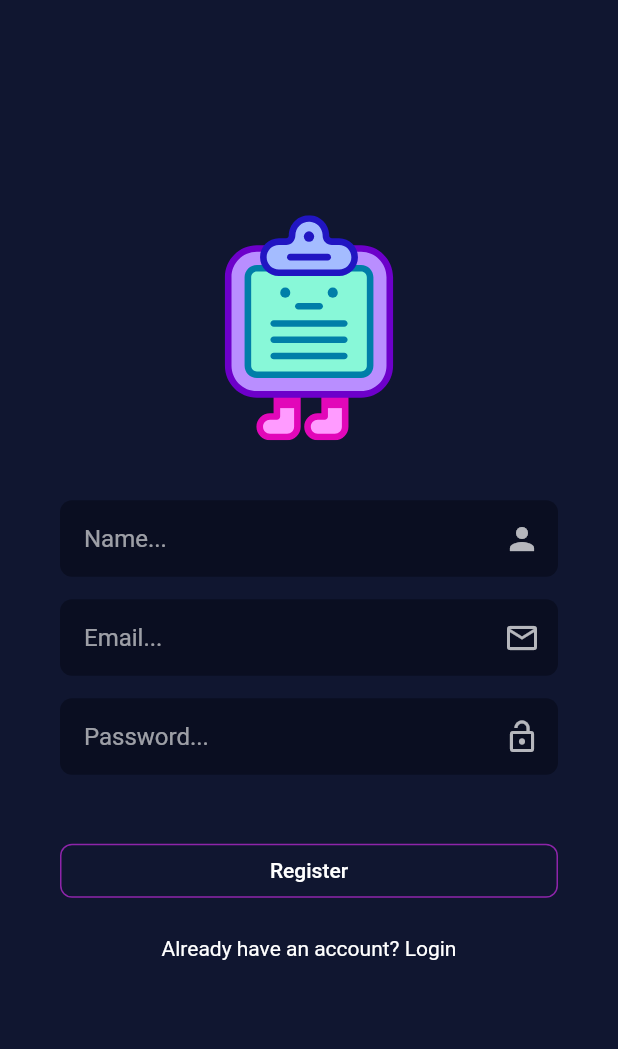
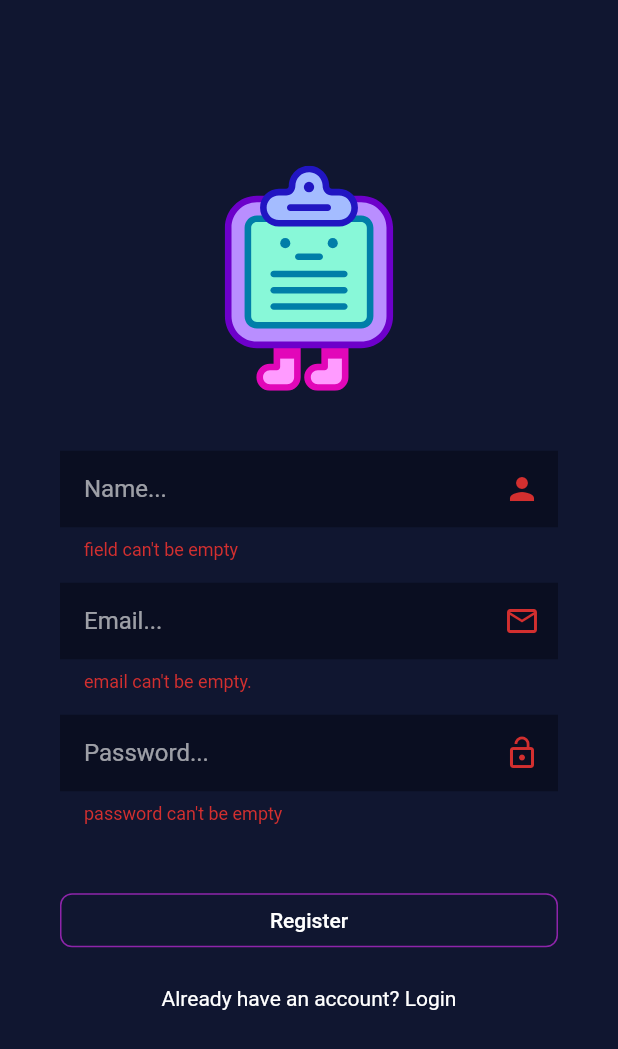
Before and after one commit to SirMajed/myNotes, a Flutter app: the RegisterScreen screen opened directly, after a tap on "Register", on a phone screen of 412 x 824 dp. Shown: the top 1049 px of the screen. Run offline on Flutter 3.47's test engine with Material 2 defaults, Android fonts, the phone set to English and light mode, and no system bars; our stand-ins replace avatar_glow, bot_toast, cached_network_image, cloud_firestore, firebase_auth, firebase_storage and 3 more; missing offline and left inert: molten_navigationbar_flutter, multiavatar; accounts and stored records are empty; network calls fail.

Commit message:
Fix issues where user cannot delete his account ✅

```diff
--- a/lib/Models/User.dart
+++ b/lib/Models/User.dart
@@ -82,9 +82,9 @@ class User extends Account {
     return await Authentication.signUp(this);
   }
 
-  Future<void> deleteAccount(String userID) async {
-    return await Authentication.deleteAccount(userID);
-  }
+  // Future<void> deleteAccount(String userID) async {
+  //   return await Authentication.deleteAccount(userID);
+  // }
 
   String getID() => id ?? '';
 
--- a/lib/Screens/AuthScreen/RegisterScreen.dart
+++ b/lib/Screens/AuthScreen/RegisterScreen.dart
@@ -1,9 +1,11 @@
+import 'package:bot_toast/bot_toast.dart';
 import 'package:flutter/material.dart';
 import 'package:flutter/services.dart';
 import 'package:flutter_svg/flutter_svg.dart';
 import 'package:my_notes/Models/User.dart';
 import 'package:my_notes/Screens/AuthScreen/LoginScreen.dart';
 import 'package:my_notes/Services/FirebaseException.dart';
+import 'package:my_notes/Services/Validations.dart';
 import 'package:my_notes/Widgets/MyButton.dart';
 import 'package:my_notes/Widgets/MyField.dart';
 
@@ -18,6 +20,8 @@ class _RegisterScreenState extends State<RegisterScreen> {
   String _password = '';
   String _name = '';
   bool isLoading = false;
+  bool _autoValidate = false;
+  final GlobalKey<FormState> formKey = GlobalKey<FormState>();
 
   @override
   Widget build(BuildContext context) {
@@ -35,6 +39,8 @@ class _RegisterScreenState extends State<RegisterScreen> {
                 ),
               ),
               Form(
+                key: formKey,
+                autovalidate: _autoValidate,
                 child: Padding(
                   padding: const EdgeInsets.all(40),
                   child: Column(
@@ -45,6 +51,7 @@ class _RegisterScreenState extends State<RegisterScreen> {
                         onChanged: (val) {
                           _name = val;
                         },
+                        validator: (val)=>Validations.isEmptyValidation(val),
                       ),
                       SizedBox(
                         height: 15,
@@ -55,6 +62,8 @@ class _RegisterScreenState extends State<RegisterScreen> {
                         onChanged: (val) {
                           _email = val;
                         },
+                        isEmail: true,
+                        validator: (val)=>Validations.emailValidation(val),
                       ),
                       SizedBox(
                         height: 15,
@@ -66,6 +75,7 @@ class _RegisterScreenState extends State<RegisterScreen> {
                           _password = val;
                         },
                         isPassword: true,
+                        validator: (val)=>Validations.passwordValidation(val),
                       ),
                       SizedBox(
                         height: 40,
@@ -76,6 +86,7 @@ class _RegisterScreenState extends State<RegisterScreen> {
                               btnText: 'Register',
                               borderColor: Colors.purple[600],
                               function: () async {
+                                if (formKey.currentState.validate()) {
                                   setState(() {
                                     isLoading = true;
                                   });
@@ -94,15 +105,25 @@ class _RegisterScreenState extends State<RegisterScreen> {
                                     //     child: HomeScreen()),
                                     // ));
                                   } on PlatformException catch (exception) {
-                                  String msg =
-                                      FirebaseException.generateReadableMessage(
+                                    String msg = FirebaseException
+                                        .generateReadableMessage(
                                             exception); //firebase exception happened
-                                  print(msg);
+                                    BotToast.showSimpleNotification(
+                                      title: msg,
+                                      backgroundColor: Colors.redAccent,
+                                      closeIcon:
+                                          Icon(Icons.warning_amber_rounded),
+                                      align: Alignment.bottomCenter,
+                                      borderRadius: 8,
+                                      hideCloseButton: false,
+                                    );
                                   } catch (e) {
                                     print('Undefined error');
                                   }
+                                }
                                 setState(() {
                                   isLoading = false;
+                                  _autoValidate = true;
                                 });
                               },
                             ),
--- a/lib/Screens/ProfileScreen/ProfileScreen.dart
+++ b/lib/Screens/ProfileScreen/ProfileScreen.dart
@@ -4,6 +4,7 @@ import 'package:flutter/material.dart';
 import 'package:multiavatar/multiavatar.dart';
 import 'package:my_notes/Models/User.dart';
 import 'package:my_notes/Screens/ProfileScreen/Avatar.dart';
+import 'package:my_notes/Services/Authentication.dart';
 import 'package:my_notes/Services/Database.dart';
 import 'package:my_notes/Widgets/MyButton.dart';
 import 'package:my_notes/Widgets/DialogWithField.dart';
@@ -18,9 +19,11 @@ class ProfileScreen extends StatefulWidget {
 class _ProfileScreenState extends State<ProfileScreen> {
   bool loading = false;
   String _newName = '';
+  String _password = '';
   @override
   Widget build(BuildContext context) {
     final User user = Provider.of<User>(context, listen: false);
+
     return MyScaffold(
       title: 'Profile',
       body: Center(
@@ -110,16 +113,44 @@ class _ProfileScreenState extends State<ProfileScreen> {
                                       setState(() {
                                         loading = true;
                                       });
+                                      // DialogWithField(
+                                      //     title:
+                                      //         'Are you sure you want to delete your account?',
+                                      //     negativeActionText: 'No',
+                                      //     negativeAction: () =>
+                                      //         Navigator.pop(context),
+                                      //     positiveActionText: 'Yes',
+                                      //     positiveAction: () async {
+                                      //       await user
+                                      //           .deleteAccount(user.getID());
+                                      //       Navigator.pop(context);
+                                      //       BotToast.showSimpleNotification(
+                                      //         title: 'Account deleted!',
+                                      //         backgroundColor: Colors.redAccent,
+                                      //         closeIcon: Icon(
+                                      //             Icons.warning_amber_rounded),
+                                      //         align: Alignment.bottomCenter,
+                                      //         borderRadius: 8,
+                                      //         hideCloseButton: false,
+                                      //       );
+                                      //     }).confirmationDialog(context);
                                       DialogWithField(
-                                          title:
-                                              'Are you sure you want to delete your account?',
+                                        title: 'Please enter your password',
+                                        hint: 'Password...',
                                         negativeActionText: 'No',
                                         negativeAction: () =>
                                             Navigator.pop(context),
+                                        onChanged: (val) {
+                                          _password = val;
+                                        },
+                                        isPassword: true,
                                         positiveActionText: 'Yes',
                                         positiveAction: () async {
-                                            await user
-                                                .deleteAccount(user.getID());
+                                          await Authentication.deleteAccount(
+                                            email: user.getEmail(),
+                                            password: _password,
+                                            userID: user.getID(),
+                                          );
                                           Navigator.pop(context);
                                           BotToast.showSimpleNotification(
                                             title: 'Account deleted!',
@@ -130,7 +161,8 @@ class _ProfileScreenState extends State<ProfileScreen> {
                                             borderRadius: 8,
                                             hideCloseButton: false,
                                           );
-                                          }).confirmationDialog(context);
+                                        },
+                                      ).displayDialog(context);
 
                                       setState(() {
                                         loading = false;
--- a/lib/Widgets/MyField.dart
+++ b/lib/Widgets/MyField.dart
@@ -9,6 +9,7 @@ class MyField extends StatelessWidget {
   final String initialValue;
   final TextEditingController controller;
   final Function validator;
+  final bool isEmail;
   MyField(
       {this.title = '',
       @required this.onChanged,
@@ -17,7 +18,8 @@ class MyField extends StatelessWidget {
       this.icon,
       this.initialValue,
       this.controller,
-      this.validator});
+      this.validator,
+      this.isEmail=false});
   @override
   Widget build(BuildContext context) {
     return TextFormField(
@@ -28,7 +30,7 @@ class MyField extends StatelessWidget {
           return null;
       },
       controller: controller,
-      keyboardType: TextInputType.text,
+      keyboardType: isEmail ? TextInputType.emailAddress : TextInputType.text,
       enabled: true,
       obscureText: isPassword ? true : false,
       maxLines: maxLines,
```
Also changed, not shown: lib/Screens/AuthScreen/LoginScreen.dart (+10 -1 lines), lib/Services/Authentication.dart (+31 -48 lines), lib/Services/Database.dart (+38 -0 lines), lib/Widgets/DialogWithField.dart (+11 -12 lines). Lines whose indentation alone changed are shown as unchanged.
